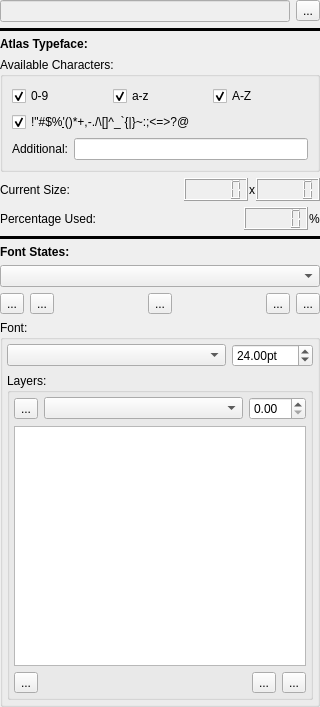
Before: the Qt Designer form DesignerTool/src/FontWidget.ui in GameOverture/HarmonyEngine, drawn with Qt 5.
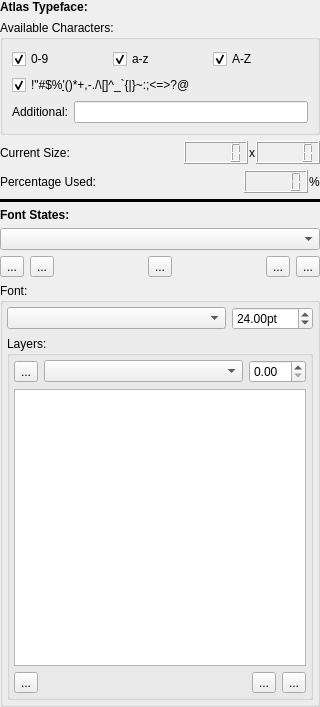
After: the same form once the commit is applied. Icons and pictures are not drawn. Custom widgets are drawn as their Qt base class.

Commit message: Font preview generate and zoom camera correctly

The edit to the form file:
```diff
--- a/DesignerTool/src/FontWidget.ui
+++ b/DesignerTool/src/FontWidget.ui
@@ -26,40 +26,6 @@
    <property name="bottomMargin">
     <number>0</number>
    </property>
-   <item>
-    <layout class="QHBoxLayout" name="horizontalLayout_9">
-     <item>
-      <widget class="QLineEdit" name="txtPrefixAndName">
-       <property name="enabled">
-        <bool>false</bool>
-       </property>
-       <property name="readOnly">
-        <bool>true</bool>
-       </property>
-      </widget>
-     </item>
-     <item>
-      <widget class="QToolButton" name="btnRenameFont">
-       <property name="text">
-        <string>...</string>
-       </property>
-      </widget>
-     </item>
-    </layout>
-   </item>
-   <item>
-    <widget class="Line" name="line_4">
-     <property name="frameShadow">
-      <enum>QFrame::Plain</enum>
-     </property>
-     <property name="lineWidth">
-      <number>5</number>
-     </property>
-     <property name="orientation">
-      <enum>Qt::Horizontal</enum>
-     </property>
-    </widget>
-   </item>
    <item>
     <widget class="QLabel" name="label">
      <property name="font">
```
The commit also changes 4 other files.
